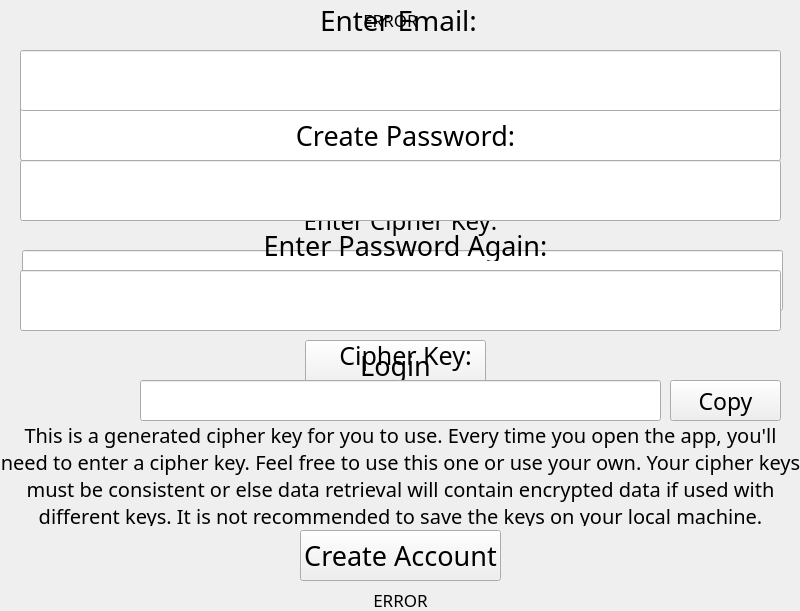
Qt form mainwindow.ui (TheTallProgrammer/Password-Manager) before a commit.
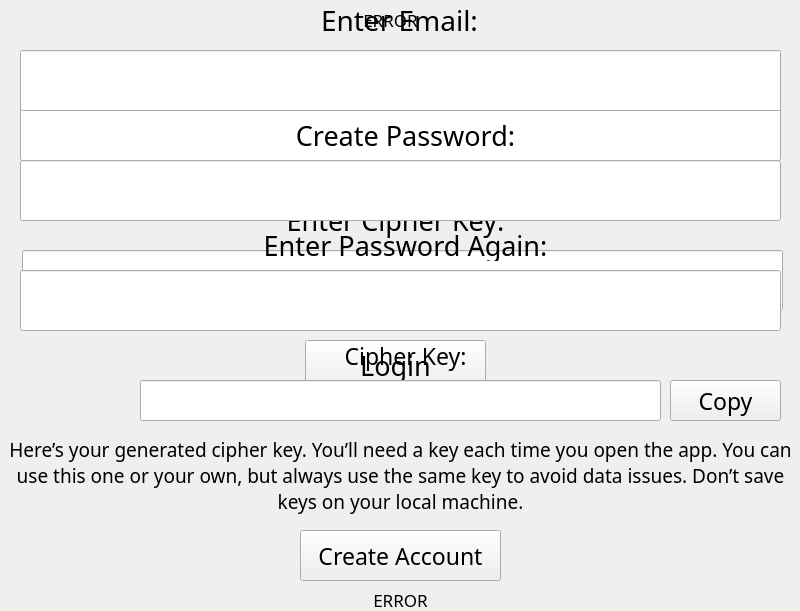
The same form after that commit.

Diff of the .ui file:
```diff
--- a/mainwindow.ui
+++ b/mainwindow.ui
@@ -163,16 +163,16 @@
     <widget class="QLabel" name="label_2">
      <property name="geometry">
       <rect>
-       <x>390</x>
+       <x>275</x>
        <y>210</y>
-       <width>201</width>
+       <width>421</width>
        <height>41</height>
       </rect>
      </property>
      <property name="font">
       <font>
        <family>Bahnschrift Light</family>
-       <pointsize>18</pointsize>
+       <pointsize>20</pointsize>
       </font>
      </property>
      <property name="text">
@@ -295,7 +295,7 @@
      <property name="font">
       <font>
        <family>Bahnschrift Light</family>
-       <pointsize>20</pointsize>
+       <pointsize>17</pointsize>
       </font>
      </property>
      <property name="text">
@@ -305,9 +305,9 @@
     <widget class="QLabel" name="creationError_2">
      <property name="geometry">
       <rect>
-       <x>250</x>
+       <x>90</x>
        <y>590</y>
-       <width>481</width>
+       <width>801</width>
        <height>20</height>
       </rect>
      </property>
@@ -363,11 +363,11 @@
      <property name="font">
       <font>
        <family>Bahnschrift Light</family>
-       <pointsize>15</pointsize>
+       <pointsize>14</pointsize>
       </font>
      </property>
      <property name="text">
-      <string>This is a generated cipher key for you to use. Every time you open the app, you'll need to enter a cipher key. Feel free to use this one or use your own. Your cipher keys must be consistent or else data retrieval will contain encrypted data if used with different keys. It is not recommended to save the keys on your local machine.</string>
+      <string>Here’s your generated cipher key. You’ll need a key each time you open the app. You can use this one or your own, but always use the same key to avoid data issues. Don’t save keys on your local machine.</string>
      </property>
      <property name="alignment">
       <set>Qt::AlignmentFlag::AlignCenter</set>
@@ -401,9 +401,9 @@
     <widget class="QLabel" name="emailLabel_2">
      <property name="geometry">
       <rect>
-       <x>410</x>
+       <x>404</x>
        <y>0</y>
-       <width>161</width>
+       <width>171</width>
        <height>41</height>
       </rect>
      </property>
@@ -416,6 +416,9 @@
      <property name="text">
       <string>Enter Email:</string>
      </property>
+     <property name="alignment">
+      <set>Qt::AlignmentFlag::AlignCenter</set>
+     </property>
     </widget>
     <widget class="QLabel" name="label_13">
      <property name="geometry">
@@ -429,7 +432,7 @@
      <property name="font">
       <font>
        <family>Bahnschrift Light</family>
-       <pointsize>19</pointsize>
+       <pointsize>17</pointsize>
       </font>
      </property>
      <property name="text">
```
